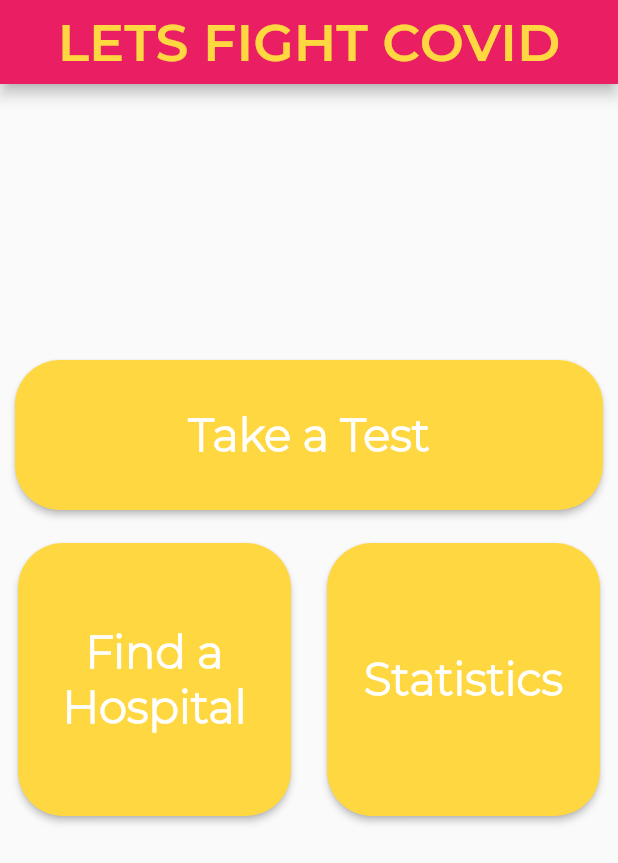
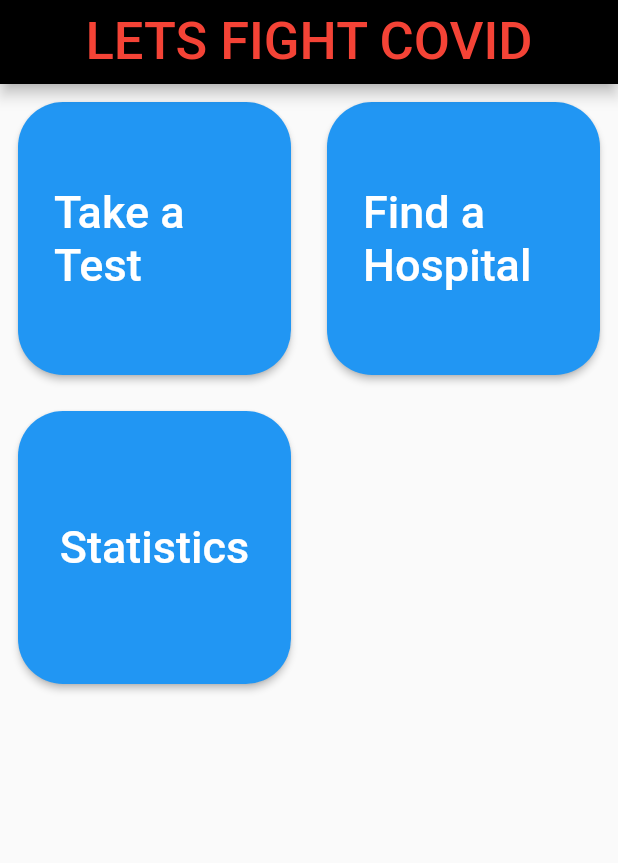
Before and after one commit to curiousHG/Covid19App, a Flutter app: the screen it shows after launch, on a phone screen of 412 x 824 dp. Shown: the top 863 px of the screen. Run offline on Flutter 3.47's test engine with Material 2 defaults, Android fonts, the phone set to English and light mode, and no system bars; project files that could hold a hidden picture were left out.

```diff
--- a/lib/screens/home/home.dart
+++ b/lib/screens/home/home.dart
@@ -15,88 +15,83 @@ class _HomeState extends State<Home> {
       appBar: AppBar(
         title: Text(
             "LETS FIGHT COVID",
-          style: Theme.of(context).textTheme.headline6,
+            style: TextStyle(
+                color:Colors.red,
+                fontSize: 35
+            )
         ),
-        backgroundColor: Colors.pink,
-        centerTitle: true,
-      ),
-      body: Column(
-        crossAxisAlignment: CrossAxisAlignment.center,
-        mainAxisAlignment: MainAxisAlignment.center,
-        children: [
-          Container(
-            height: 100,
-            width: double.infinity,
-            margin: EdgeInsets.all(10),
-            child: RaisedButton(
-              onPressed: () {
-                Navigator.push(
-                  context,
-                  MaterialPageRoute(
-                    builder: (context) => CovidTest(),
-                  ),
-                );
-              },
-              color: Colors.amberAccent,
-              shape: RoundedRectangleBorder(
-                  borderRadius: BorderRadius.circular(30)),
-              child: Text(
-                'Take a Test',
-                style: Theme.of(context).textTheme.headline5,
-                textAlign: TextAlign.center,
-              ),
-            ),
-          ),
-          Container(
-            height: 300,
-            child: GridView.count(
+          backgroundColor: Colors.black,
+          centerTitle: true),
+    body: GridView.count(
       crossAxisCount: 2,
       children: <Widget>[
         Padding(
           padding: const EdgeInsets.all(12.0),
           child: RaisedButton(
-                    onPressed: () {
-                      Navigator.push(
-                        context,
-                        MaterialPageRoute(
-                          builder: (context) => HospitalLists(),
-                        ),
+            onPressed:(){
+              Navigator.push(context, MaterialPageRoute(builder: (context) => CovidTest())
               );
               },
-                    color: Colors.amberAccent,
+            color: Colors.blue,
             shape: RoundedRectangleBorder(
-                      borderRadius: BorderRadius.circular(30),
+              borderRadius: BorderRadius.circular(30)
             ),
+            child: Padding(
+                padding: const EdgeInsets.all(8.0),
                 child: Text(
-                      'Find a Hospital',
-                      style: Theme.of(context).textTheme.headline5,
-                      textAlign: TextAlign.center,
+                  'Take a Test',
+                  style: TextStyle(
+                      color: Colors.white,
+                      fontSize: 30
+                  ),
+                ),
               ),
             ),
         ),
         Padding(
           padding: const EdgeInsets.all(12.0),
           child: RaisedButton(
-                    onPressed: () {
-                      Navigator.push(
-                        context,
-                        MaterialPageRoute(
-                          builder: (context) => Statistics(),
-                        ),
+            onPressed:(){
+              Navigator.push(context, MaterialPageRoute(builder: (context) => HospitalLists())
               );
               },
-                    color: Colors.amberAccent,
+            color: Colors.blue,
             shape: RoundedRectangleBorder(
-                      borderRadius: BorderRadius.circular(30),
+                borderRadius: BorderRadius.circular(30)
             ),
+              child: Padding(
+                padding: const EdgeInsets.all(8.0),
                 child: Text(
-                      'Statistics',
-                      style: Theme.of(context).textTheme.headline5,
-                      textAlign: TextAlign.center,
+                  'Find a Hospital',
+                  style: TextStyle(
+                      color: Colors.white,
+                      fontSize: 30
                   ),
                 ),
               ),
-              ],
+            ),
+        ),
+          Padding(
+            padding: const EdgeInsets.all(12.0),
+            child: RaisedButton(
+              onPressed:(){
+                Navigator.push(context, MaterialPageRoute(builder: (context) => Statistics())
+                );
+              },
+              color: Colors.blue,
+              shape: RoundedRectangleBorder(
+                  borderRadius: BorderRadius.circular(30)
+              ),
+              child: Padding(
+                padding: const EdgeInsets.all(8.0),
+                child: Text(
+                  'Statistics',
+                  style: TextStyle(
+                      color: Colors.white,
+                      fontSize: 30
+                  ),
+                ),
+              ),
             ),
           ),
       ],
```
Also changed, not shown: pubspec.lock, 1 other file. Lines whose indentation alone changed are shown as unchanged.
